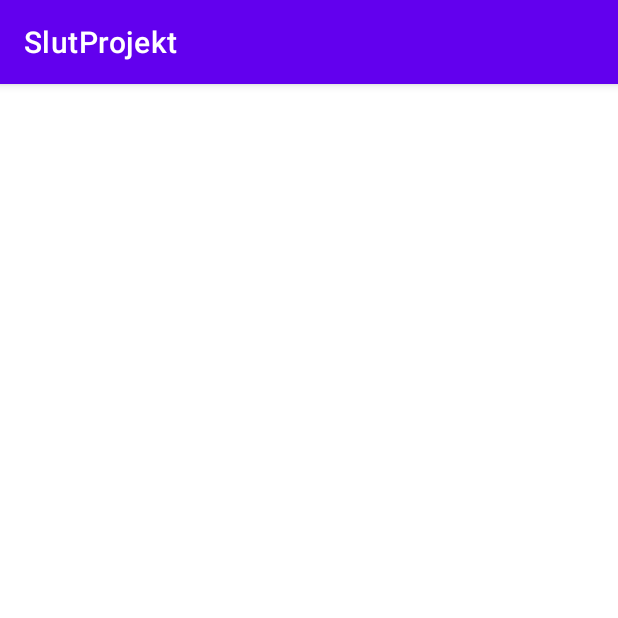
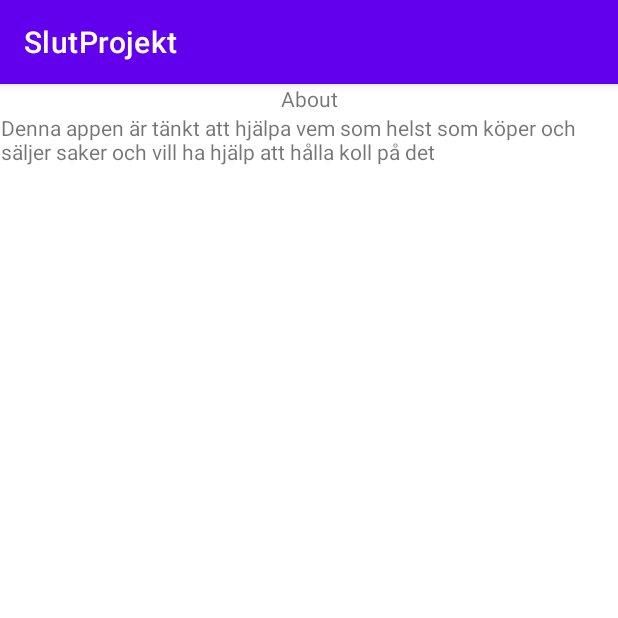
Before and after one commit to b21sebgr/SlutProjekt, an Android app: the screen it shows after launch (AboutActivity), after a tap on "ABOUT", on a phone screen of 412 x 824 dp, the top half of it. Run offline under Robolectric (Android 15) with nearby library versions, the phone set to English and light mode, and no system bars; libraries missing offline, so code that uses them is left out: com.google.firebase.crashlytics; 4 statements that could not run were skipped.

Commit message:
städat klart, redo för redovisning

```diff
--- a/app/build.gradle
+++ b/app/build.gradle
@@ -7,7 +7,7 @@ android {
 
     defaultConfig {
         applicationId "com.example.slutprojekt"
-        minSdk 30
+        minSdk 19
         targetSdk 32
         versionCode 1
         versionName "1.0"
--- a/app/src/main/java/com/example/slutprojekt/Item.java
+++ b/app/src/main/java/com/example/slutprojekt/Item.java
@@ -5,11 +5,10 @@ import java.math.BigDecimal;
 import com.google.gson.annotations.SerializedName;
 
 public class Item {
-    @SerializedName("Name")
     public String name;
-    @SerializedName("Cost")
+    @SerializedName("cost")
     public BigDecimal averagePrice;
-    @SerializedName("Size")
+    @SerializedName("size")
     public int itemCount;
 
     public Item(String name, String averagePrice, int itemCount) {
--- a/app/src/main/java/com/example/slutprojekt/MainActivity.java
+++ b/app/src/main/java/com/example/slutprojekt/MainActivity.java
@@ -65,12 +65,11 @@ public class MainActivity extends AppCompatActivity implements JsonTask.JsonTask
 
     @Override
     public void onPostExecute(String json) {
-        Log.d("abcdefg", "här");
+        Log.d("abcdefg", json);
         Gson gson = new Gson();
         Type type = new TypeToken<List<Item>>() {}.getType();
         List<Item> items = gson.fromJson(json, type);
-        if(items != null) {
-            adapter.setContentList(items);
-        }
+        Log.d("abcdefg", items.size()+"");
+        adapter.setContentList(items);
     }
 }
--- a/app/src/main/res/layout/activity_about.xml
+++ b/app/src/main/res/layout/activity_about.xml
@@ -6,4 +6,21 @@
     android:layout_height="match_parent"
     tools:context=".AboutActivity">
 
+    <TextView
+        android:id="@+id/textView1"
+        android:layout_width="wrap_content"
+        android:layout_height="wrap_content"
+        android:text="About"
+        app:layout_constraintEnd_toEndOf="parent"
+        app:layout_constraintStart_toStartOf="parent"
+        app:layout_constraintTop_toTopOf="parent"/>
+
+    <TextView
+        android:layout_width="wrap_content"
+        android:layout_height="wrap_content"
+        android:text="Denna appen är tänkt att hjälpa vem som helst som köper och säljer saker och vill ha hjälp att hålla koll på det"
+        app:layout_constraintEnd_toEndOf="@+id/textView1"
+        app:layout_constraintStart_toStartOf="@+id/textView1"
+        app:layout_constraintTop_toBottomOf="@id/textView1"/>
+
 </androidx.constraintlayout.widget.ConstraintLayout>
--- a/app/src/main/res/layout/activity_main.xml
+++ b/app/src/main/res/layout/activity_main.xml
@@ -8,8 +8,10 @@
 
     <androidx.recyclerview.widget.RecyclerView
         android:id="@+id/list_view"
-        android:layout_height="0dp"
         android:layout_width="match_parent"
+        android:layout_height="match_parent"
+        android:layout_marginBottom="55dp"
+        app:layout_constraintBottom_toTopOf="@+id/about_button"
         app:layout_constraintTop_toTopOf="parent" />
     <Button
         android:id="@+id/refresh_button"
--- a/app/src/main/res/layout/list_item.xml
+++ b/app/src/main/res/layout/list_item.xml
@@ -7,7 +7,7 @@
     <TextView
         android:id="@+id/item_name"
         android:layout_height="wrap_content"
-        android:layout_width="wrap_content"
+        android:layout_width="match_parent"
         app:layout_constraintLeft_toLeftOf="parent"
         app:layout_constraintTop_toTopOf="parent"
         app:layout_constraintBottom_toBottomOf="parent"
```
